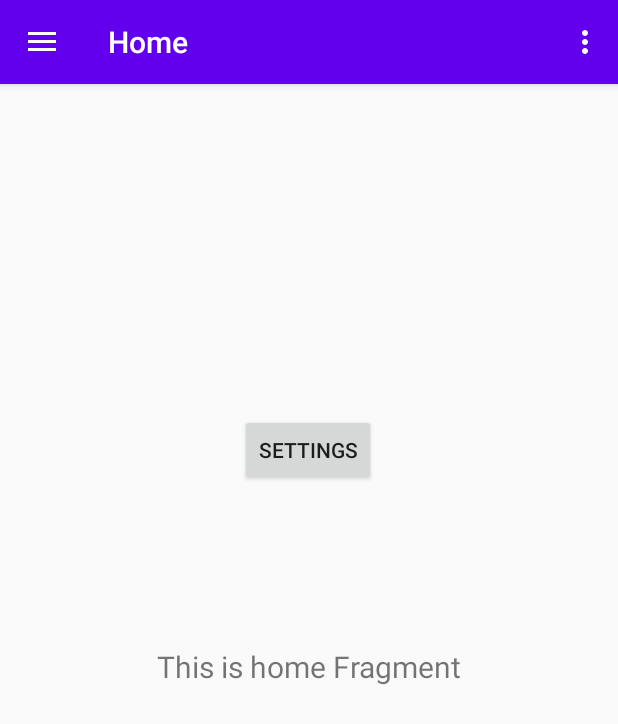
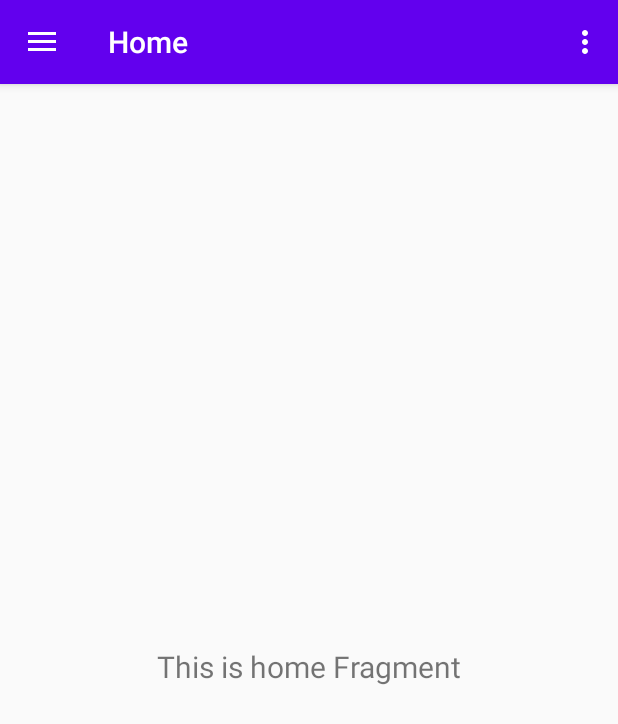
Before and after one commit to pclank/ChatiFy, an Android app: the screen it shows after launch (MainActivity), on a phone screen of 412 x 824 dp. Shown: the top 724 px of the screen. Run offline under Robolectric (Android 15) with nearby library versions, the phone set to English and light mode, and no system bars; our stand-ins replace navigation-ui.

Commit message:
Initial Commit, including working App Settings, and UI-Ready Chat Rooms, accessible from Nav Bar.
Signed-off-by: pclank <31415965+pclank@users.noreply.github.com>

```diff
--- a/app/src/main/java/com/example/chatify/MainActivity.kt
+++ b/app/src/main/java/com/example/chatify/MainActivity.kt
@@ -31,7 +31,7 @@ class MainActivity : AppCompatActivity() {
         // Passing each menu ID as a set of Ids because each
         // menu should be considered as top level destinations.
         appBarConfiguration = AppBarConfiguration(setOf(
-                R.id.appSettingsActivity, R.id.nav_home, R.id.nav_gallery, R.id.nav_slideshow), drawerLayout)
+                R.id.songChatFragment, R.id.albumChatFragment, R.id.artistChatFragment, R.id.genreChatFragment, R.id.appSettingsActivity, R.id.nav_home, R.id.nav_gallery, R.id.nav_slideshow), drawerLayout)
         setupActionBarWithNavController(navController, appBarConfiguration)
         navView.setupWithNavController(navController)
 
--- a/app/src/main/java/com/example/chatify/ui/home/HomeFragment.kt
+++ b/app/src/main/java/com/example/chatify/ui/home/HomeFragment.kt
@@ -26,6 +26,7 @@ class HomeFragment : Fragment() {
         homeViewModel.text.observe(viewLifecycleOwner, Observer {
             textView.text = it
         })
+
         return root
     }
 }
--- a/app/src/main/res/layout/content_main.xml
+++ b/app/src/main/res/layout/content_main.xml
@@ -18,16 +18,4 @@
         app:layout_constraintTop_toTopOf="parent"
         app:navGraph="@navigation/mobile_navigation" />
 
-    <Button
-        android:id="@+id/setbutton"
-        android:layout_width="wrap_content"
-        android:layout_height="wrap_content"
-        android:layout_marginTop="220dp"
-        android:onClick="settingsButton"
-        android:text="@string/action_settings"
-        app:layout_constraintEnd_toEndOf="parent"
-        app:layout_constraintHorizontal_bias="0.498"
-        app:layout_constraintStart_toStartOf="parent"
-        app:layout_constraintTop_toTopOf="@+id/nav_host_fragment" />
-
 </androidx.constraintlayout.widget.ConstraintLayout>
--- /dev/null
+++ b/app/src/main/res/layout/genre_chat_fragment.xml
@@ -0,0 +1,6 @@
+<?xml version="1.0" encoding="utf-8"?>
+<androidx.constraintlayout.widget.ConstraintLayout
+    xmlns:android="http://schemas.android.com/apk/res/android" android:layout_width="match_parent"
+    android:layout_height="match_parent">
+
+</androidx.constraintlayout.widget.ConstraintLayout>
--- a/app/src/main/res/menu/activity_main_drawer.xml
+++ b/app/src/main/res/menu/activity_main_drawer.xml
@@ -7,12 +7,22 @@
     <group
         android:id="@+id/room_group"
         android:checkableBehavior="single"
-        android:enabled="false">
-        <item android:title="@string/room_0" />
-        <item android:title="@string/room_1" />
-        <item android:title="@string/room2" />
-        <item android:title="@string/room3" />
-        <item android:title="@string/fav_artists" />
+        android:enabled="true">
+        <item
+            android:id="@+id/songChatFragment"
+            android:title="@string/room_0" />
+        <item
+            android:id="@+id/albumChatFragment"
+            android:title="@string/room_1" />
+        <item
+            android:id="@+id/artistChatFragment"
+            android:title="@string/room2" />
+        <item
+            android:id="@+id/genreChatFragment"
+            android:title="@string/room3" />
+        <item
+            android:id="@+id/favoriteArtistsActivity"
+            android:title="@string/fav_artists" />
         <item android:title="@string/get_recomm" />
     </group>
     <group android:id="@+id/options_group" >
--- a/app/src/main/res/navigation/mobile_navigation.xml
+++ b/app/src/main/res/navigation/mobile_navigation.xml
@@ -49,4 +49,21 @@
         android:name="com.example.chatify.ui.appsettings.AppSettings"
         android:label="app_settings_fragment"
         tools:layout="@layout/app_settings_fragment" />
+    <fragment
+        android:id="@+id/songChatFragment"
+        android:name="com.example.chatify.ui.songChat.SongChatFragment"
+        android:label="song_chat_fragment"
+        tools:layout="@layout/song_chat_fragment" />
+    <fragment
+        android:id="@+id/albumChatFragment"
+        android:name="com.example.chatify.ui.albumChat.AlbumChatFragment"
+        android:label="AlbumChatFragment" />
+    <fragment
+        android:id="@+id/artistChatFragment"
+        android:name="com.example.chatify.ui.artistChat.ArtistChatFragment"
+        android:label="ArtistChatFragment" />
+    <fragment
+        android:id="@+id/genreChatFragment"
+        android:name="com.example.chatify.ui.genreChat.GenreChatFragment"
+        android:label="GenreChatFragment" />
 </navigation>
--- a/app/src/main/res/values/strings.xml
+++ b/app/src/main/res/values/strings.xml
@@ -42,4 +42,5 @@
     <string name="app_set_2">Country-Based Chat</string>
     <string name="app_set_3">Language-Based Chat</string>
     <string name="app_set_4">Screen Rotation Lock</string>
+    <string name="user_message_default">Write a message</string>
 </resources>
```
Also changed, not shown: app/src/main/java/com/example/chatify/ui/albumChat/AlbumChatFragment.kt (added, +37 -0 lines), app/src/main/java/com/example/chatify/ui/albumChat/AlbumChatViewModel.kt (added, +7 -0 lines), app/src/main/java/com/example/chatify/ui/artistChat/ArtistChatFragment.kt (added, +38 -0 lines), app/src/main/java/com/example/chatify/ui/artistChat/ArtistChatViewModel.kt (added, +7 -0 lines), app/src/main/java/com/example/chatify/ui/genreChat/GenreChatFragment.kt (added, +36 -0 lines), app/src/main/java/com/example/chatify/ui/genreChat/GenreChatViewModel.kt (added, +7 -0 lines), app/src/main/java/com/example/chatify/ui/songChat/SongChatFragment.kt (added, +37 -0 lines), app/src/main/java/com/example/chatify/ui/songChat/SongChatViewModel.kt (added, +8 -0 lines), app/src/main/res/drawable/ic_send_black_24dp.xml (added, +9 -0 lines), app/src/main/res/layout/album_chat_fragment.xml (added, +43 -0 lines), app/src/main/res/layout/artist_chat_fragment.xml (added, +43 -0 lines), app/src/main/res/layout/song_chat_fragment.xml (added, +43 -0 lines).
